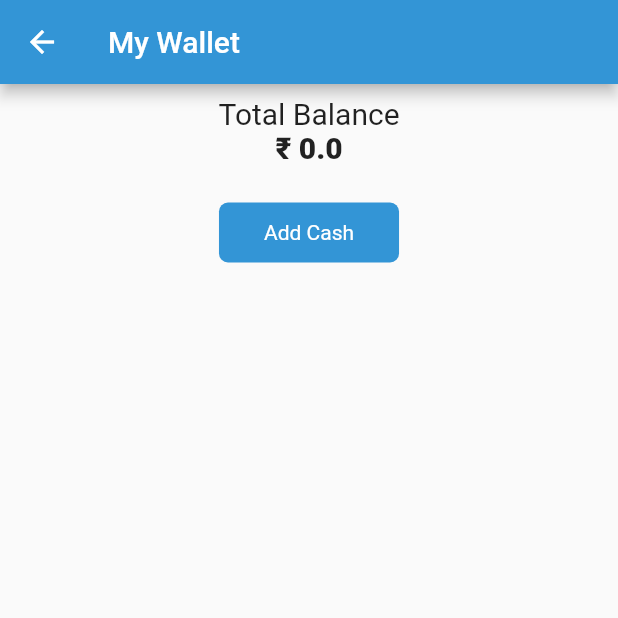
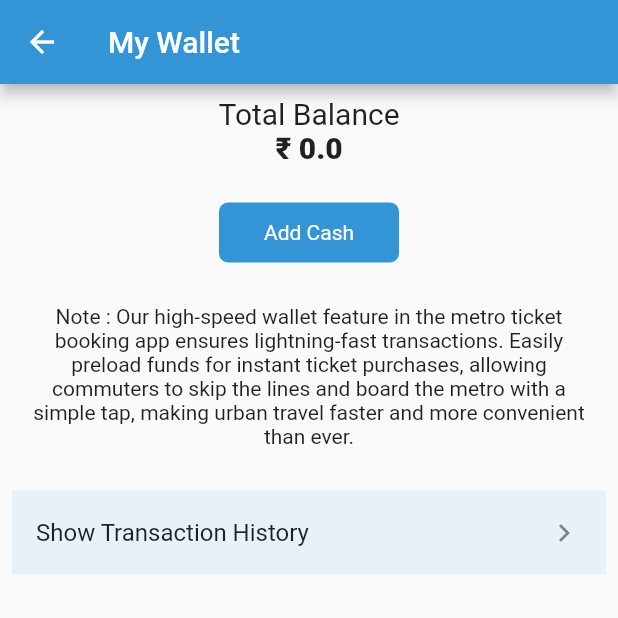
Before and after one commit to darshanbhalani/metro_mate, a Flutter app: the WalletPage screen opened directly, on a phone screen of 412 x 824 dp, the top half of it. Run offline on Flutter 3.47's test engine with Material 2 defaults, Android fonts, the phone set to English and light mode, and no system bars; our stand-ins replace cloud_firestore, dropdown_textfield, firebase_auth, firebase_core, firebase_database, firebase_storage and 10 more; missing offline and left inert: random_password_generator, razorpay_flutter, upi_india; accounts and stored records are empty.

Commit message:
done 30/09/2023----2

```diff
--- a/lib/MainScreen/Home/Drawer/WalletPage.dart
+++ b/lib/MainScreen/Home/Drawer/WalletPage.dart
@@ -114,6 +114,20 @@
                       ),
                     ),
                   ),
+                  SizedBox(height: 20,),
+                  Padding(
+                    padding: const EdgeInsets.all(8.0),
+                    child: const Text("Note : Our high-speed wallet feature in the metro ticket booking app ensures lightning-fast transactions. Easily preload funds for instant ticket purchases, allowing commuters to skip the lines and board the metro with a simple tap, making urban travel faster and more convenient than ever.",textAlign: TextAlign.center,),
+                  ),
+                  SizedBox(height: 20,),
+                  GestureDetector(
+                    onTap: (){},
+                    child: ListTile(
+                      tileColor: BGColor,
+                      title: Text("Show Transaction History"),
+                      trailing: Icon(Icons.chevron_right),
+                    ),
+                  )
                 ],
               )
             ],
--- a/lib/Variables.dart
+++ b/lib/Variables.dart
@@ -258,7 +258,7 @@
     "First Name": fname.toUpperCase(),
     "Last Name": lname.toUpperCase(),
     "Phone No": phone,
-    "Photo": 0.0
+    "Photo": (0.0).toString()
   });
 }
 
```
